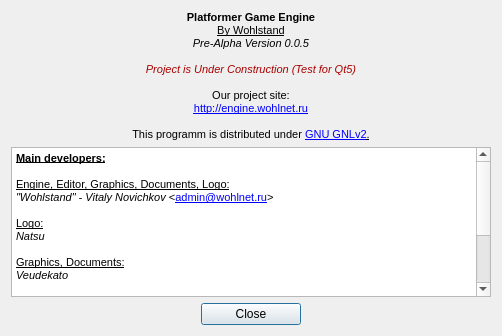
First picture: the form in Editor_Qt5/aboutdialog.ui, repository WohlSoft/Moondust-Project, before the edit.
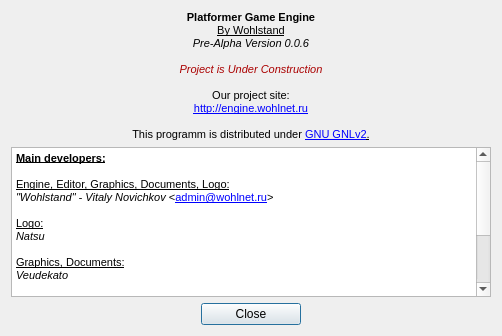
Second picture: the form after the edit. Icons and pictures are not drawn.

Patch:
```diff
--- a/Editor_Qt5/aboutdialog.ui
+++ b/Editor_Qt5/aboutdialog.ui
@@ -10,7 +10,7 @@
     <x>0</x>
     <y>0</y>
     <width>500</width>
-    <height>402</height>
+    <height>404</height>
    </rect>
   </property>
   <property name="sizePolicy">
@@ -83,9 +83,9 @@
 &lt;/style&gt;&lt;/head&gt;&lt;body style=&quot; font-family:'Liberation Sans'; font-size:8pt; font-weight:400; font-style:normal;&quot;&gt;
 &lt;p align=&quot;center&quot; style=&quot; margin-top:0px; margin-bottom:0px; margin-left:0px; margin-right:0px; -qt-block-indent:0; text-indent:0px;&quot;&gt;&lt;img src=&quot;:/images/mushroom.png&quot; /&gt;&lt;/p&gt;
 &lt;p align=&quot;center&quot; style=&quot; margin-top:0px; margin-bottom:0px; margin-left:0px; margin-right:0px; -qt-block-indent:0; text-indent:0px;&quot;&gt;&lt;span style=&quot; font-family:'MS Shell Dlg 2'; font-weight:600;&quot;&gt;Platformer Game Engine&lt;/span&gt;&lt;/p&gt;
-&lt;p align=&quot;center&quot; style=&quot; margin-top:0px; margin-bottom:0px; margin-left:0px; margin-right:0px; -qt-block-indent:0; text-indent:0px;&quot;&gt;&lt;span style=&quot; font-family:'MS Shell Dlg 2'; text-decoration: underline;&quot;&gt;By Wohlstand&lt;/span&gt;&lt;span style=&quot; font-family:'MS Shell Dlg 2'; font-weight:600;&quot;&gt;&lt;br /&gt;&lt;/span&gt;&lt;span style=&quot; font-family:'MS Shell Dlg 2'; font-style:italic;&quot;&gt;Pre-Alpha Version 0.0.5&lt;/span&gt;&lt;/p&gt;
+&lt;p align=&quot;center&quot; style=&quot; margin-top:0px; margin-bottom:0px; margin-left:0px; margin-right:0px; -qt-block-indent:0; text-indent:0px;&quot;&gt;&lt;span style=&quot; font-family:'MS Shell Dlg 2'; text-decoration: underline;&quot;&gt;By Wohlstand&lt;/span&gt;&lt;span style=&quot; font-family:'MS Shell Dlg 2'; font-weight:600;&quot;&gt;&lt;br /&gt;&lt;/span&gt;&lt;span style=&quot; font-family:'MS Shell Dlg 2'; font-style:italic;&quot;&gt;Pre-Alpha Version 0.0.6&lt;/span&gt;&lt;/p&gt;
 &lt;p align=&quot;center&quot; style=&quot;-qt-paragraph-type:empty; margin-top:0px; margin-bottom:0px; margin-left:0px; margin-right:0px; -qt-block-indent:0; text-indent:0px; font-family:'MS Shell Dlg 2'; font-style:italic;&quot;&gt;&lt;br /&gt;&lt;/p&gt;
-&lt;p align=&quot;center&quot; style=&quot; margin-top:0px; margin-bottom:0px; margin-left:0px; margin-right:0px; -qt-block-indent:0; text-indent:0px;&quot;&gt;&lt;span style=&quot; font-family:'MS Shell Dlg 2'; font-style:italic; color:#aa0000;&quot;&gt;Project is Under Construction (Test for Qt5)&lt;/span&gt;&lt;span style=&quot; font-family:'MS Shell Dlg 2';&quot;&gt;&lt;br /&gt;&lt;/span&gt;&lt;/p&gt;
+&lt;p align=&quot;center&quot; style=&quot; margin-top:0px; margin-bottom:0px; margin-left:0px; margin-right:0px; -qt-block-indent:0; text-indent:0px;&quot;&gt;&lt;span style=&quot; font-family:'MS Shell Dlg 2'; font-style:italic; color:#aa0000;&quot;&gt;Project is Under Construction&lt;/span&gt;&lt;span style=&quot; font-family:'MS Shell Dlg 2';&quot;&gt;&lt;br /&gt;&lt;/span&gt;&lt;/p&gt;
 &lt;p align=&quot;center&quot; style=&quot; margin-top:0px; margin-bottom:0px; margin-left:0px; margin-right:0px; -qt-block-indent:0; text-indent:0px;&quot;&gt;&lt;span style=&quot; font-family:'MS Shell Dlg 2';&quot;&gt;Our project site:&lt;/span&gt;&lt;/p&gt;
 &lt;p align=&quot;center&quot; style=&quot; margin-top:0px; margin-bottom:0px; margin-left:0px; margin-right:0px; -qt-block-indent:0; text-indent:0px;&quot;&gt;&lt;a href=&quot;http://engine.wohlnet.ru&quot;&gt;&lt;span style=&quot; text-decoration: underline; color:#0000ff;&quot;&gt;http://engine.wohlnet.ru&lt;/span&gt;&lt;/a&gt;&lt;/p&gt;
 &lt;p align=&quot;center&quot; style=&quot;-qt-paragraph-type:empty; margin-top:0px; margin-bottom:0px; margin-left:0px; margin-right:0px; -qt-block-indent:0; text-indent:0px; text-decoration: underline; color:#0000ff;&quot;&gt;&lt;br /&gt;&lt;/p&gt;
```
